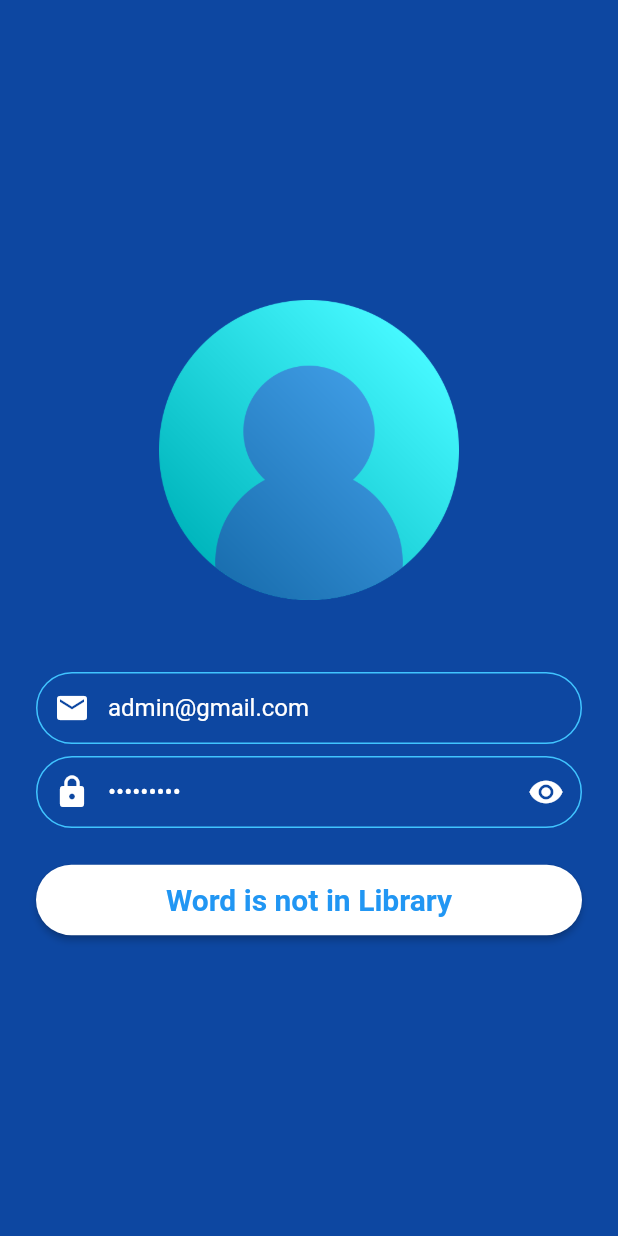
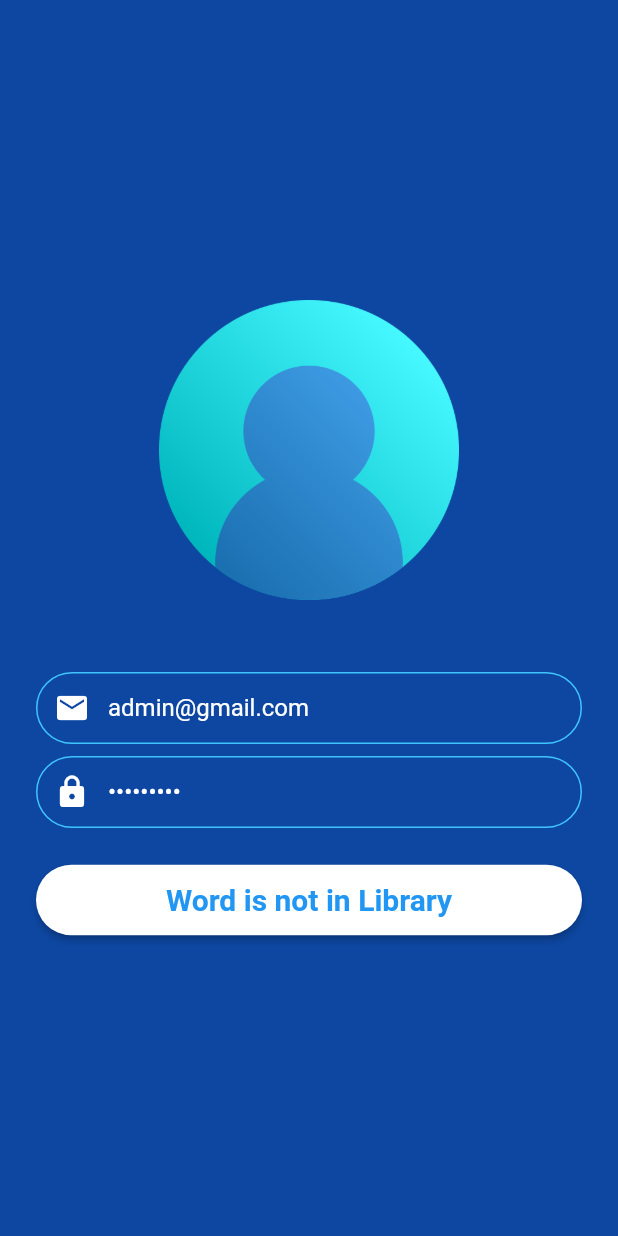
Before and after one commit to IanaSanduta/Nearcals, a Flutter app: the LoginScreen screen opened directly, on a phone screen of 412 x 824 dp. Run offline on Flutter 3.47's test engine with Material 2 defaults, Android fonts, the phone set to English and light mode, and no system bars; our stand-ins replace cloud_firestore, firebase_auth, firebase_core, firebase_storage, flutter_spinkit, google_maps_flutter and 3 more; missing offline and left inert: flutter_image; accounts and stored records are empty.

Commit message:
remove lang from main and login

```diff
--- a/lib/login.dart
+++ b/lib/login.dart
@@ -82,9 +82,9 @@ class _LoginScreenState extends State<LoginScreen> {
               TextField(
                 controller: loginEmailController,
                 style: styleInput,
-                decoration: InputDecoration(
-                  hintText: text('Enter your email'),
-                  prefixIcon: const Icon(
+                decoration: const InputDecoration(
+                  hintText: 'Enter your email',
+                  prefixIcon: Icon(
                     Icons.email,
                     color: Colors.white,
                   ),
@@ -96,13 +96,12 @@ class _LoginScreenState extends State<LoginScreen> {
               TextField(
                 controller: loginPassController,
                 style: styleInput,
-                decoration: InputDecoration(
-                  hintText: text('Enter your password'),
-                  prefixIcon: const Icon(
+                decoration: const InputDecoration(
+                  hintText: 'Enter your password',
+                  prefixIcon: Icon(
                     Icons.lock,
                     color: Colors.white,
                   ),
-                  suffixIcon: iconObscure,
                 ),
                 obscureText: _isObscure,
               ),
--- a/lib/main.dart
+++ b/lib/main.dart
@@ -111,7 +111,7 @@ class Home extends StatelessWidget {
                             context,
                             MaterialPageRoute(
                                 builder: (context) => const RegScreen())),
-                        child: Text(text('Sign Up')),
+                        child: const Text('Sign Up'),
                       ),
                       const SizedBox(height: 20),
                       ElevatedButton(
@@ -119,7 +119,7 @@ class Home extends StatelessWidget {
                             context,
                             MaterialPageRoute(
                                 builder: (context) => const LoginScreen())),
-                        child: Text(text('Login')),
+                        child: const Text('Login'),
                       ),
                     ],
                   ),
```
